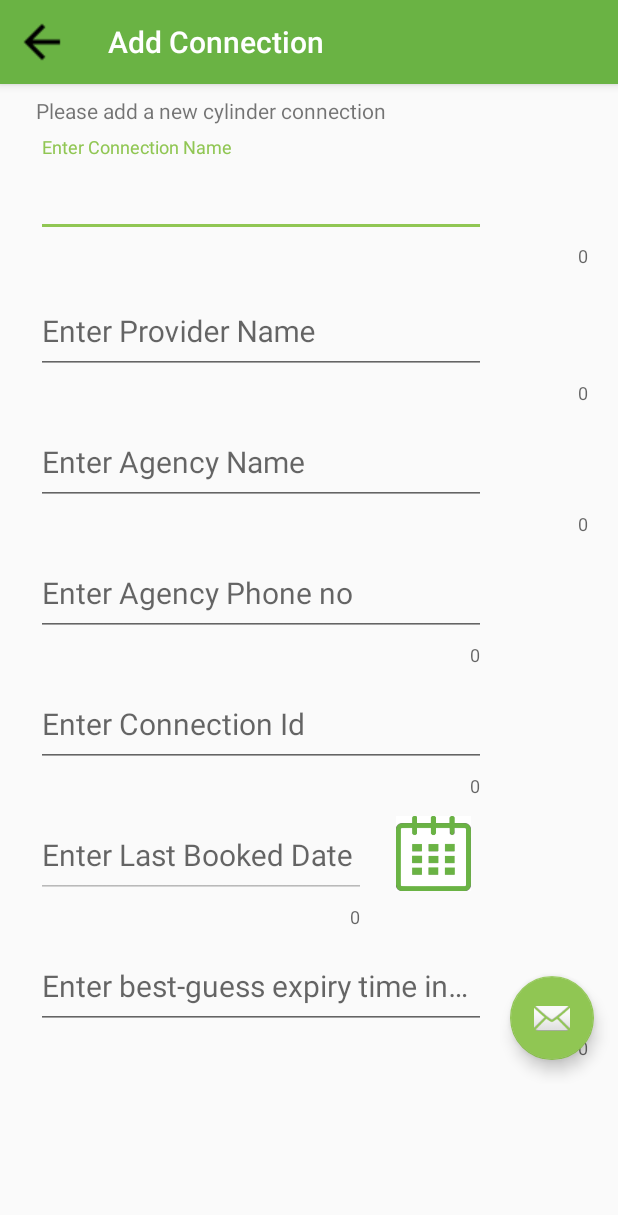
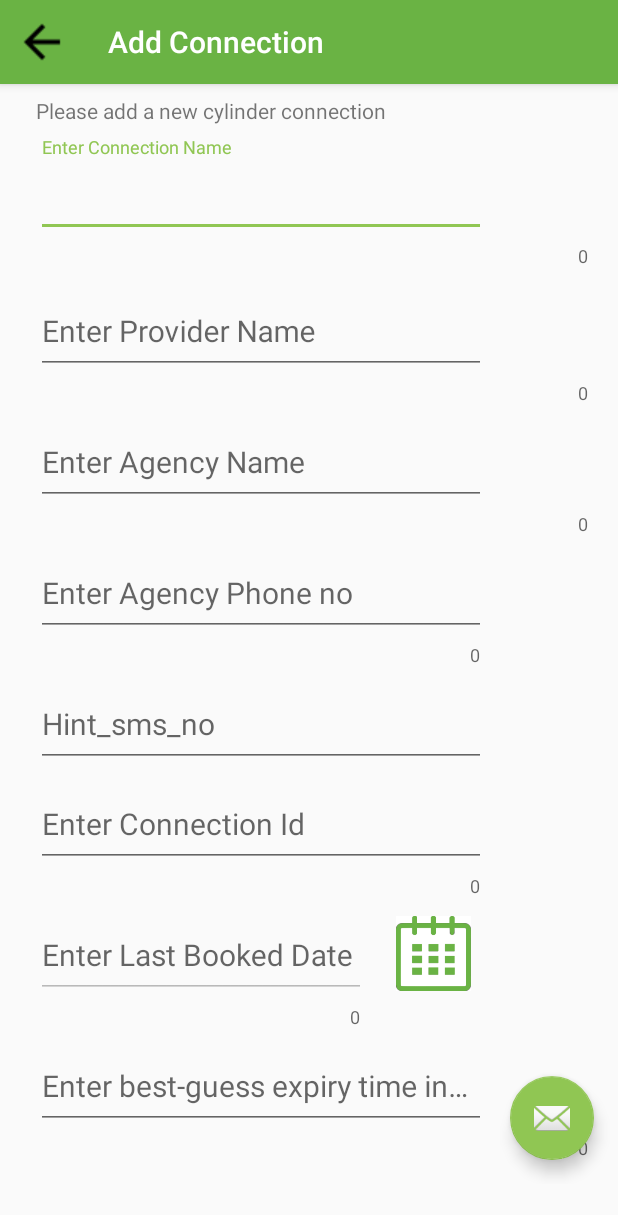
Before and after one commit to anilkumarkanneboina/LPGBooking, an Android app: the AddLPGConnection screen opened directly, with no data from a screen before it, on a phone screen of 412 x 824 dp. Shown: the top 1215 px of the screen. Run offline under Robolectric (Android 15) with nearby library versions, the phone set to English and light mode, and no system bars; Roboto replaces fonts that are not available here; 5 statements that could not run were skipped.

Commit message:
Move to Mac

```diff
--- a/app/src/main/java/com/aekan/navya/lpgbooking/AddLPGConnection.java
+++ b/app/src/main/java/com/aekan/navya/lpgbooking/AddLPGConnection.java
@@ -104,6 +104,7 @@ public class AddLPGConnection extends AppCompatActivity implements LPGServiceRes
         final EditText lpgProvider = (EditText) findViewById(R.id.add_provideredittext);
         final EditText lpgAgency = (EditText) findViewById(R.id.add_agencyedittext);
         final EditText lpgAgencyPhoneNo = (EditText) findViewById(R.id.add_agencyphoneedittext);
+        final EditText lpgAgencySMSNo = (EditText) findViewById(R.id.add_connectionsmsnumber);
         final EditText lpgConnectionId = (EditText) findViewById(R.id.add_connectionid);
         final EditText lpglastdatelabel = (EditText) findViewById(R.id.add_lastbookeddate);
         final EditText lpgconnnectionexpiry = (EditText) findViewById(R.id.add_connectionexpiry);
@@ -114,6 +115,12 @@ public class AddLPGConnection extends AppCompatActivity implements LPGServiceRes
 
         lpglastdatelabel.setEnabled(false);
         final ScrollView scrollView = (ScrollView) findViewById(R.id.form_scroll_view);
+        scrollView.setOnClickListener(new View.OnClickListener() {
+            @Override
+            public void onClick(View v) {
+                ;
+            }
+        });
         FloatingActionButton buttonSave = (FloatingActionButton) findViewById(R.id.fab_save_connection);
         buttonSave.setEnabled(false);
 
@@ -269,6 +276,7 @@ public class AddLPGConnection extends AppCompatActivity implements LPGServiceRes
                     contentValuesDB.put(LPG_SQL_ContractClass.LPG_CONNECTION_ROW.PROVIDER, lpgProvider.getText().toString());
                     contentValuesDB.put(LPG_SQL_ContractClass.LPG_CONNECTION_ROW.AGENCY, lpgAgency.getText().toString());
                     contentValuesDB.put(LPG_SQL_ContractClass.LPG_CONNECTION_ROW.AGENCY_PHONE_NUMBER, lpgAgencyPhoneNo.getText().toString());
+                    contentValuesDB.put(LPG_SQL_ContractClass.LPG_CONNECTION_ROW.AGENCY_PHONE_NUMBER, lpgAgencySMSNo.getText().toString());
                     contentValuesDB.put(LPG_SQL_ContractClass.LPG_CONNECTION_ROW.CONNECTION_ID, lpgConnectionId.getText().toString());
                     contentValuesDB.put(LPG_SQL_ContractClass.LPG_CONNECTION_ROW.LAST_BOOKED_DATE, lpglastdatelabel.getText().toString());
                     contentValuesDB.put(LPG_SQL_ContractClass.LPG_CONNECTION_ROW.CONNECTION_EXPIRY_DAYS, lpgconnnectionexpiry.getText().toString());
@@ -480,6 +488,7 @@ public class AddLPGConnection extends AppCompatActivity implements LPGServiceRes
         final EditText lpgProvider = (EditText) findViewById(R.id.add_provideredittext);
         final EditText lpgAgency = (EditText) findViewById(R.id.add_agencyedittext);
         final EditText lpgAgencyPhoneNo = (EditText) findViewById(R.id.add_agencyphoneedittext);
+        final EditText lpgAgencySMSNo = (EditText) findViewById(R.id.add_connectionsmsnumber);
         final EditText lpgConnectionId = (EditText) findViewById(R.id.add_connectionid);
         final EditText lpglastdatelabel = (EditText) findViewById(R.id.add_lastbookeddate);
         final EditText lpgconnnectionexpiry = (EditText) findViewById(R.id.add_connectionexpiry);
@@ -491,6 +500,7 @@ public class AddLPGConnection extends AppCompatActivity implements LPGServiceRes
             lpgProvider.setText(dataCursor.getString(dataCursor.getColumnIndex(LPG_SQL_ContractClass.LPG_CONNECTION_ROW.PROVIDER)));
             lpgAgency.setText(dataCursor.getString(dataCursor.getColumnIndex(LPG_SQL_ContractClass.LPG_CONNECTION_ROW.AGENCY)));
             lpgAgencyPhoneNo.setText(dataCursor.getString(dataCursor.getColumnIndex(LPG_SQL_ContractClass.LPG_CONNECTION_ROW.AGENCY_PHONE_NUMBER)));
+            lpgAgencySMSNo.setText(dataCursor.getString(dataCursor.getColumnIndex(LPG_SQL_ContractClass.LPG_CONNECTION_ROW.AGENCY_SMS_NUMBER)));
             lpgConnectionId.setText(dataCursor.getString(dataCursor.getColumnIndex(LPG_SQL_ContractClass.LPG_CONNECTION_ROW.CONNECTION_ID)));
             lpglastdatelabel.setText(dataCursor.getString(dataCursor.getColumnIndex(LPG_SQL_ContractClass.LPG_CONNECTION_ROW.LAST_BOOKED_DATE)));
             lpgconnnectionexpiry.setText(dataCursor.getString(dataCursor.getColumnIndex(LPG_SQL_ContractClass.LPG_CONNECTION_ROW.CONNECTION_EXPIRY_DAYS)));
--- a/app/src/main/java/com/aekan/navya/lpgbooking/LPGBooking.java
+++ b/app/src/main/java/com/aekan/navya/lpgbooking/LPGBooking.java
@@ -323,7 +323,7 @@ public class LPGBooking extends AppCompatActivity {
         switch (requestCode) {
             case LPG_BOOKING_REQUEST_PERMISSION_CALL_PHONE:
                 //check if access was granted :
-                switch (requestCode){
+                switch (resultCode){
                     case Activity.RESULT_CANCELED:
                         //User has not given permission to use call feature of the phone
                         // Present a dialog box and go back to Home screen
@@ -338,6 +338,7 @@ public class LPGBooking extends AppCompatActivity {
                         break;
                     case Activity.RESULT_OK:
                         //Request for permissions
+                        ActivityCompat.requestPermissions(LPGBooking.this, new String[]{Manifest.permission.CALL_PHONE}, LPG_BOOKING_REQUEST_PERMISSION_CALL_PHONE);
                 }
 
 
--- a/app/src/main/java/com/aekan/navya/lpgbooking/utilities/LPG_SQLOpenHelperClass.java
+++ b/app/src/main/java/com/aekan/navya/lpgbooking/utilities/LPG_SQLOpenHelperClass.java
@@ -12,7 +12,7 @@ import com.aekan.navya.lpgbooking.utilities.lpgconnectionparcel;
 public class LPG_SQLOpenHelperClass extends SQLiteOpenHelper {
     //create database name and version
     public static final String SQLDBNAME = "LPGCON";
-    public static final int VERSION = 1 ;
+    public static final int VERSION = 2 ;
 
     public LPG_SQLOpenHelperClass (Context context){
         super(context,SQLDBNAME,null,VERSION);
@@ -24,6 +24,7 @@ public class LPG_SQLOpenHelperClass extends SQLiteOpenHelper {
                     + LPG_SQL_ContractClass.LPG_CONNECTION_ROW.AGENCY + " VARCHAR(1000) , "
                     + LPG_SQL_ContractClass.LPG_CONNECTION_ROW.PROVIDER + " VARCHAR(1000) , "
                     + LPG_SQL_ContractClass.LPG_CONNECTION_ROW.AGENCY_PHONE_NUMBER + " INT , "
+                    + LPG_SQL_ContractClass.LPG_CONNECTION_ROW.AGENCY_SMS_NUMBER + " INT, "
                     + LPG_SQL_ContractClass.LPG_CONNECTION_ROW.CONNECTION_ID + " VARCHAR(30) , "
                     + LPG_SQL_ContractClass.LPG_CONNECTION_ROW.LAST_BOOKED_DATE + " DATE , "
                     + LPG_SQL_ContractClass.LPG_CONNECTION_ROW._ID + " INT , "
@@ -45,7 +46,7 @@ public class LPG_SQLOpenHelperClass extends SQLiteOpenHelper {
     public void onUpgrade(SQLiteDatabase db, int oldVersion, int newVersion) {
         //Nothing needed in this method for now
         db.execSQL("ALTER TABLE " + LPG_SQL_ContractClass.LPG_CONNECTION_ROW.TABLE_NAME + " ADD "
-                + LPG_SQL_ContractClass.LPG_CONNECTION_ROW.CONNECTION_EXPIRY_DAYS + " INT"
+                + LPG_SQL_ContractClass.LPG_CONNECTION_ROW.AGENCY_SMS_NUMBER + " INT"
         );
 //        db.execSQL(QUERY);
     }
--- a/app/src/main/java/com/aekan/navya/lpgbooking/utilities/LPG_SQL_ContractClass.java
+++ b/app/src/main/java/com/aekan/navya/lpgbooking/utilities/LPG_SQL_ContractClass.java
@@ -17,6 +17,7 @@ public  final class LPG_SQL_ContractClass {
         public static final String PROVIDER = "provider";
         public static final String AGENCY ="agency";
         public static final String AGENCY_PHONE_NUMBER ="agency_phone_no";
+        public static final String AGENCY_SMS_NUMBER="sms_number";
         public static final String CONNECTION_ID = "connection_id_with_agency";
         public static final String LAST_BOOKED_DATE = "last_booked_date";
         public static final String CONNECTION_EXPIRY_DAYS = "connection_expiry_date";
--- a/app/src/main/res/layout/content_add_lpgconnection.xml
+++ b/app/src/main/res/layout/content_add_lpgconnection.xml
@@ -115,10 +115,33 @@
 
             </android.support.design.widget.TextInputLayout>
             <android.support.design.widget.TextInputLayout
+                android:id="@+id/add_connectionsmslayout"
+                android:layout_width="wrap_content"
+                android:layout_height="wrap_content"
+                android:layout_below="@id/add_agencyphonelabel"
+                app:hintAnimationEnabled="true"
+                android:textSize="@dimen/add_text_size_lable"
+                >
+                <EditText
+                    android:id="@+id/add_connectionsmsnumber"
+                    android:layout_width="@dimen/textfield_width"
+                    android:layout_height="@dimen/textinputlayout_height"
+                    android:layout_alignTop="@+id/add_providerlabel"
+                    android:layout_marginLeft="@dimen/add_edit_text_leftmargin"
+                    android:layout_marginStart="@dimen/add_edit_text_leftmargin"
+                    android:hint="Hint_sms_no"
+                    android:textSize="@dimen/add_text_size_lable"
+                    />
+
+
+            </android.support.design.widget.TextInputLayout>
+
+
+            <android.support.design.widget.TextInputLayout
                 android:id="@+id/add_connectionidlabel"
             android:layout_width="wrap_content"
             android:layout_height="wrap_content"
-            android:layout_below="@id/add_agencyphonelabel"
+            android:layout_below="@id/add_connectionsmslayout"
                 android:textSize="@dimen/add_text_size_lable"
                 app:counterEnabled="true"
             app:errorEnabled = "true"
--- a/app/src/main/res/values/strings.xml
+++ b/app/src/main/res/values/strings.xml
@@ -29,6 +29,7 @@
     <string name="Hint_Agency">Enter Agency Name</string>
     <string name="Add_Agency_Phone">Agency Phone</string>
     <string name="Hint_Agency_Phone">Enter Agency Phone no</string>
+    <string name="Hint_sms_no">Enter no for SMS booking</string>
     <string name="Add_Connection_id">Enter Connection Id</string>
     <string name="Add_Expiry_days">Enter best-guess expiry time in days</string>
     <string name="Add_Last_Booked_Date">Enter Last Booked Date</string>
```
